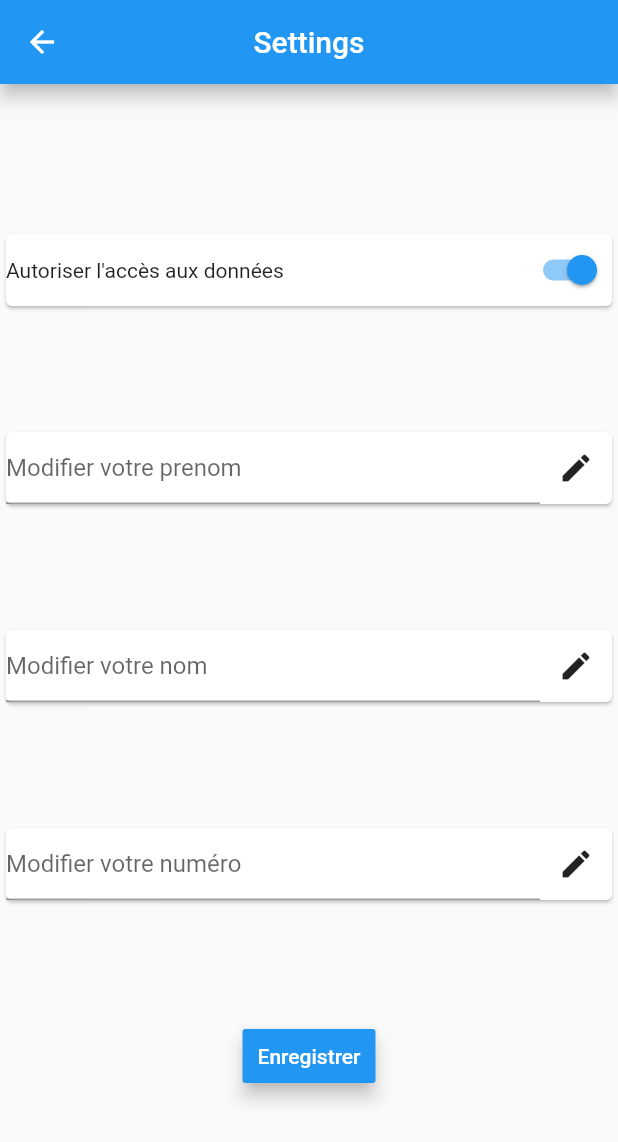
After one commit to Lune221/targets, a Flutter app: the Settings screen opened directly, on a phone screen of 412 x 824 dp. The commit adds this screen. Shown: the top 1142 px of the screen. Run offline on Flutter 3.47's test engine with Material 2 defaults, Android fonts, the phone set to English and light mode, and no system bars; our stand-ins replace bottom_navy_bar, cloud_firestore, connectivity, firebase_auth, firebase_database, google_maps_flutter and 3 more; missing offline and left inert: image_auto_slider, nice_button; accounts and stored records are empty.

Commit message:
Auth OK, Todo : settings and Bamba's Custom. Friday Night

```diff
--- a/lib/main.dart
+++ b/lib/main.dart
@@ -1,6 +1,5 @@
 import 'package:flutter/material.dart';
 import './screens/passWord_recovery.dart';
-
 import './screens/getting_started_screen.dart';
 import './screens/login_screen.dart';
 import './screens/signup_screen.dart';
--- /dev/null
+++ b/lib/settings.dart
@@ -0,0 +1,132 @@
+import 'package:flutter/cupertino.dart';
+import 'package:flutter/material.dart';
+
+class Settings extends StatefulWidget {
+  static const routeName = '/settings';
+  @override
+  _Settings createState() {
+    return new _Settings();
+  }
+}
+
+class _Settings extends State<Settings> {
+  String prenom;
+  String nom;
+  String numero;
+  bool autoriser = true;
+
+  @override
+  void initState() {
+    super.initState();
+  }
+
+  @override
+  Widget build(BuildContext context) {
+    return new Scaffold(
+        appBar: new AppBar(
+          title: new Text(
+            'Settings',
+          ),
+          centerTitle: true,
+          elevation: 5.0,
+        ),
+        body: new Center(
+            child: Container(
+          padding: EdgeInsets.only(top: 20.0, bottom: 20.0),
+          child: Column(
+            children: <Widget>[
+              new Card(
+                child: new Row(
+                  children: <Widget>[
+                    Text("Autoriser l'accès aux données"),
+                    Switch(
+                        value: autoriser,
+                        onChanged: (value) {
+                          autoriser = !autoriser;
+                          setState(() {
+                            value = autoriser;
+                          });
+                        })
+                  ],
+                  mainAxisAlignment: MainAxisAlignment.spaceBetween,
+                ),
+              ),
+              new Card(
+                child: Row(
+                  children: <Widget>[
+                    Flexible(
+                        child: TextField(
+                      decoration:
+                          InputDecoration(hintText: "Modifier votre prenom"),
+                      onChanged: (String string) {
+                        setState(() {
+                          prenom = string;
+                        });
+                      },
+                      onSubmitted: (String string) {
+                        prenom = string;
+                      },
+                    )),
+                    IconButton(icon: Icon(Icons.create), onPressed: () {})
+                  ],
+                  mainAxisAlignment: MainAxisAlignment.spaceBetween,
+                ),
+              ),
+              new Card(
+                child: Row(
+                  children: <Widget>[
+                    Flexible(
+                        child: TextField(
+                      decoration:
+                          InputDecoration(hintText: "Modifier votre nom"),
+                      onChanged: (String string) {
+                        setState(() {
+                          nom = string;
+                        });
+                      },
+                      onSubmitted: (String string) {
+                        nom = string;
+                      },
+                    )),
+                    IconButton(icon: Icon(Icons.create), onPressed: () {})
+                  ],
+                  mainAxisAlignment: MainAxisAlignment.spaceBetween,
+                ),
+              ),
+              new Card(
+                child: Row(
+                  children: <Widget>[
+                    Flexible(
+                        child: TextField(
+                      keyboardType: TextInputType.number,
+                      decoration:
+                          InputDecoration(hintText: "Modifier votre numéro"),
+                      onChanged: (String string) {
+                        setState(() {
+                          numero = string;
+                        });
+                      },
+                      onSubmitted: (String string) {
+                        numero = string;
+                      },
+                    )),
+                    IconButton(icon: Icon(Icons.create), onPressed: () {})
+                  ],
+                  mainAxisAlignment: MainAxisAlignment.spaceBetween,
+                ),
+              ),
+              RaisedButton(
+                elevation: 5.0,
+                padding: EdgeInsets.all(10.0),
+                onPressed: () {},
+                child: new Text("Enregistrer"),
+                textColor: Colors.white,
+                color: Colors.blue,
+              )
+            ],
+            mainAxisAlignment: MainAxisAlignment.spaceEvenly,
+            crossAxisAlignment: CrossAxisAlignment.center,
+          ),
+        )));
+  }
+}
```
Also changed, not shown: lib/page_principale.dart (added, +132 -0 lines), lib/persist.dart (added, +9 -0 lines), lib/screens/login_screen.dart (+13 -9 lines), lib/screens/signup_screen.dart (+66 -7 lines), lib/screens/user.dart (+11 -2 lines), lib/splashScreen.dart (+17 -4 lines), pubspec.yaml (+9 -0 lines), img/img11.png (added), img/img2.png (added), img/img3.png (added), img/img4.png (added), img/img5.png (added), img/img6.png (added), pubspec.lock.
